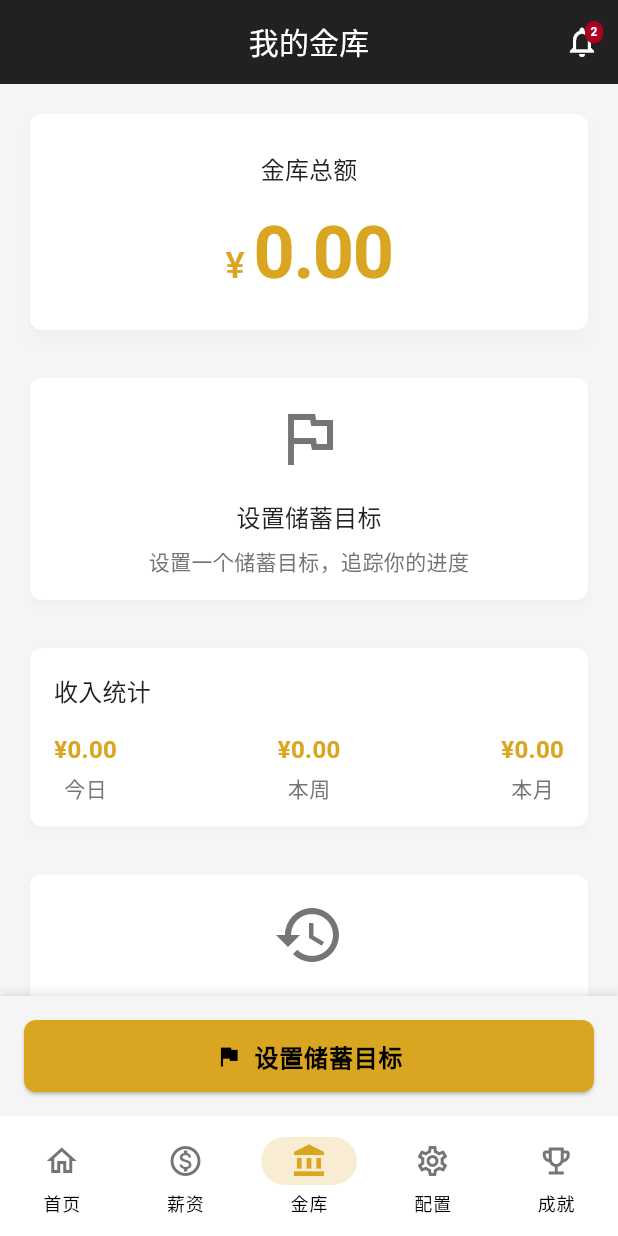
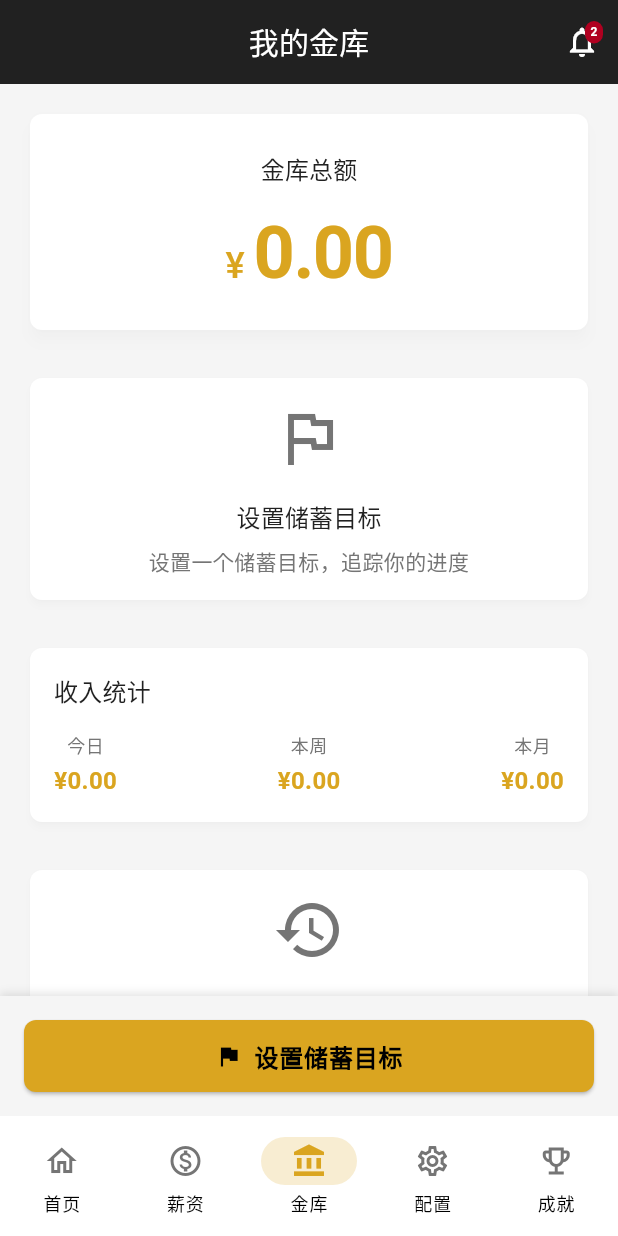
Before and after one commit to shangguanyanyan/salary_timer, a Flutter app: the screen it shows after launch, item 3 of the bottom bar chosen, on a phone screen of 412 x 824 dp. Run offline on Flutter 3.47's test engine with Material 3 defaults, Android fonts, the light colour scheme and no system bars; our stand-ins replace just_audio, lottie, shared_preferences, sqflite; accounts and stored records are empty.

Commit message:
update code

```diff
--- a/lib/screens/salary_screen.dart
+++ b/lib/screens/salary_screen.dart
@@ -225,7 +225,7 @@ class _SalaryScreenState extends State<SalaryScreen>
                               mainAxisAlignment: MainAxisAlignment.spaceBetween,
                               children: [
                                 Text(
-                                  timerService.isWorking ? '已赚' : '开始赚钱啦！',
+                                  timerService.isWorking ? '已赚' : '准备好开始赚钱了吗？',
                                   style: TextStyle(
                                     color:
                                         timerService.isWorking
--- a/lib/screens/vault_screen.dart
+++ b/lib/screens/vault_screen.dart
@@ -13,8 +13,10 @@ class VaultScreen extends StatefulWidget {
   State<VaultScreen> createState() => _VaultScreenState();
 }
 
-class _VaultScreenState extends State<VaultScreen> {
+class _VaultScreenState extends State<VaultScreen>
+    with SingleTickerProviderStateMixin {
   String _currency = '¥';
+  bool _isFirstLoad = true; // 标记是否是首次加载
 
   @override
   void initState() {
@@ -26,6 +28,19 @@ class _VaultScreenState extends State<VaultScreen> {
     final dataProvider = Provider.of<DataProvider>(context, listen: false);
     setState(() {
       _currency = dataProvider.currency;
+    });
+  }
+
+  @override
+  void didChangeDependencies() {
+    super.didChangeDependencies();
+    // 在这里设置首次加载标记，确保在页面切换回来时不会再次触发动画
+    WidgetsBinding.instance.addPostFrameCallback((_) {
+      if (_isFirstLoad) {
+        setState(() {
+          _isFirstLoad = false;
+        });
+      }
     });
   }
 
@@ -167,7 +182,41 @@ class _VaultScreenState extends State<VaultScreen> {
           children: [
             Text('金库总额', style: Theme.of(context).textTheme.titleMedium),
             const SizedBox(height: 16),
-            RichText(
+            _isFirstLoad
+                ? TweenAnimationBuilder<double>(
+                  tween: Tween<double>(
+                    begin: 0.0,
+                    end: dataProvider.totalEarnings,
+                  ),
+                  duration: const Duration(milliseconds: 1500),
+                  curve: Curves.easeOutCubic,
+                  builder: (context, value, child) {
+                    return RichText(
+                      text: TextSpan(
+                        children: [
+                          TextSpan(
+                            text: '$_currency ',
+                            style: TextStyle(
+                              fontSize: 24,
+                              fontWeight: FontWeight.w500,
+                              color: Theme.of(context).colorScheme.secondary,
+                            ),
+                          ),
+                          TextSpan(
+                            text: value.toStringAsFixed(2),
+                            style: TextStyle(
+                              fontSize: 48,
+                              fontWeight: FontWeight.bold,
+                              color: Theme.of(context).colorScheme.secondary,
+                              letterSpacing: -1,
+                            ),
+                          ),
+                        ],
+                      ),
+                    );
+                  },
+                )
+                : RichText(
                   text: TextSpan(
                     children: [
                       TextSpan(
@@ -236,6 +285,18 @@ class _VaultScreenState extends State<VaultScreen> {
       );
     }
 
+    // 计算进度值
+    final progressValue =
+        dataProvider.savingGoal > 0
+            ? (dataProvider.totalEarnings / dataProvider.savingGoal).clamp(
+              0.0,
+              1.0,
+            )
+            : 0.0;
+
+    // 计算进度百分比
+    final progressPercent = (progressValue * 100).toStringAsFixed(1);
+
     // 显示目标进度卡片
     return Card(
       child: Container(
@@ -258,12 +319,25 @@ class _VaultScreenState extends State<VaultScreen> {
               ],
             ),
             const SizedBox(height: 16),
-            LinearProgressIndicator(
-              value:
-                  dataProvider.savingGoal > 0
-                      ? (dataProvider.totalEarnings / dataProvider.savingGoal)
-                          .clamp(0.0, 1.0)
-                      : 0.0,
+            _isFirstLoad
+                ? TweenAnimationBuilder<double>(
+                  tween: Tween<double>(begin: 0.0, end: progressValue),
+                  duration: const Duration(milliseconds: 1500),
+                  curve: Curves.easeOutCubic,
+                  builder: (context, value, child) {
+                    return LinearProgressIndicator(
+                      value: value,
+                      minHeight: 8,
+                      backgroundColor:
+                          Theme.of(context).colorScheme.surfaceVariant,
+                      valueColor: AlwaysStoppedAnimation<Color>(
+                        Theme.of(context).colorScheme.secondary,
+                      ),
+                    );
+                  },
+                )
+                : LinearProgressIndicator(
+                  value: progressValue,
                   minHeight: 8,
                   backgroundColor: Theme.of(context).colorScheme.surfaceVariant,
                   valueColor: AlwaysStoppedAnimation<Color>(
@@ -274,7 +348,25 @@ class _VaultScreenState extends State<VaultScreen> {
             Row(
               mainAxisAlignment: MainAxisAlignment.spaceBetween,
               children: [
-                Text(
+                _isFirstLoad
+                    ? TweenAnimationBuilder<double>(
+                      tween: Tween<double>(
+                        begin: 0.0,
+                        end: dataProvider.totalEarnings,
+                      ),
+                      duration: const Duration(milliseconds: 1500),
+                      curve: Curves.easeOutCubic,
+                      builder: (context, value, child) {
+                        return Text(
+                          '$_currency${value.toStringAsFixed(2)}',
+                          style: TextStyle(
+                            fontWeight: FontWeight.bold,
+                            color: Theme.of(context).colorScheme.secondary,
+                          ),
+                        );
+                      },
+                    )
+                    : Text(
                       '$_currency${dataProvider.totalEarnings.toStringAsFixed(2)}',
                       style: TextStyle(
                         fontWeight: FontWeight.bold,
@@ -290,8 +382,26 @@ class _VaultScreenState extends State<VaultScreen> {
               ],
             ),
             const SizedBox(height: 8),
-            Text(
-              '进度: ${(dataProvider.totalEarnings / dataProvider.savingGoal * 100).clamp(0.0, 100.0).toStringAsFixed(1)}%',
+            _isFirstLoad
+                ? TweenAnimationBuilder<double>(
+                  tween: Tween<double>(
+                    begin: 0.0,
+                    end: double.parse(progressPercent),
+                  ),
+                  duration: const Duration(milliseconds: 1500),
+                  curve: Curves.easeOutCubic,
+                  builder: (context, value, child) {
+                    return Text(
+                      '进度: ${value.toStringAsFixed(1)}%',
+                      style: TextStyle(
+                        fontWeight: FontWeight.bold,
+                        color: Theme.of(context).colorScheme.primary,
+                      ),
+                    );
+                  },
+                )
+                : Text(
+                  '进度: $progressPercent%',
                   style: TextStyle(
                     fontWeight: FontWeight.bold,
                     color: Theme.of(context).colorScheme.primary,
@@ -331,22 +441,71 @@ class _VaultScreenState extends State<VaultScreen> {
                   context,
                   '今日',
                   '$_currency${dataProvider.todayEarnings.toStringAsFixed(2)}',
+                  dataProvider.todayEarnings,
                 ),
                 _buildStatItem(
                   context,
                   '本周',
                   '$_currency${dataProvider.weekEarnings.toStringAsFixed(2)}',
+                  dataProvider.weekEarnings,
                 ),
                 _buildStatItem(
                   context,
                   '本月',
                   '$_currency${dataProvider.monthEarnings.toStringAsFixed(2)}',
+                  dataProvider.monthEarnings,
                 ),
               ],
             ),
           ],
         ),
       ),
+    );
+  }
+
+  // 统计项目
+  Widget _buildStatItem(
+    BuildContext context,
+    String label,
+    String value, [
+    double? animatedValue,
+  ]) {
+    return Column(
+      children: [
+        Text(
+          label,
+          style: TextStyle(
+            color: Theme.of(context).colorScheme.tertiary,
+            fontSize: 12,
+          ),
+        ),
+        const SizedBox(height: 4),
+        if (_isFirstLoad && animatedValue != null)
+          TweenAnimationBuilder<double>(
+            tween: Tween<double>(begin: 0.0, end: animatedValue),
+            duration: const Duration(milliseconds: 1500),
+            curve: Curves.easeOutCubic,
+            builder: (context, value, child) {
+              return Text(
+                '$_currency${value.toStringAsFixed(2)}',
+                style: TextStyle(
+                  fontSize: 16,
+                  fontWeight: FontWeight.bold,
+                  color: Theme.of(context).colorScheme.secondary,
+                ),
+              );
+            },
+          )
+        else
+          Text(
+            value,
+            style: TextStyle(
+              fontSize: 16,
+              fontWeight: FontWeight.bold,
+              color: Theme.of(context).colorScheme.secondary,
+            ),
+          ),
+      ],
     );
   }
 
@@ -500,27 +659,6 @@ class _VaultScreenState extends State<VaultScreen> {
           ),
         );
       },
-    );
-  }
-
-  // 统计项
-  Widget _buildStatItem(BuildContext context, String label, String value) {
-    return Column(
-      children: [
-        Text(
-          value,
-          style: TextStyle(
-            fontSize: 16,
-            fontWeight: FontWeight.bold,
-            color: Theme.of(context).colorScheme.secondary,
-          ),
-        ),
-        const SizedBox(height: 4),
-        Text(
-          label,
-          style: TextStyle(color: Theme.of(context).colorScheme.tertiary),
-        ),
-      ],
     );
   }
 
```
Lines whose indentation alone changed are shown as unchanged.
